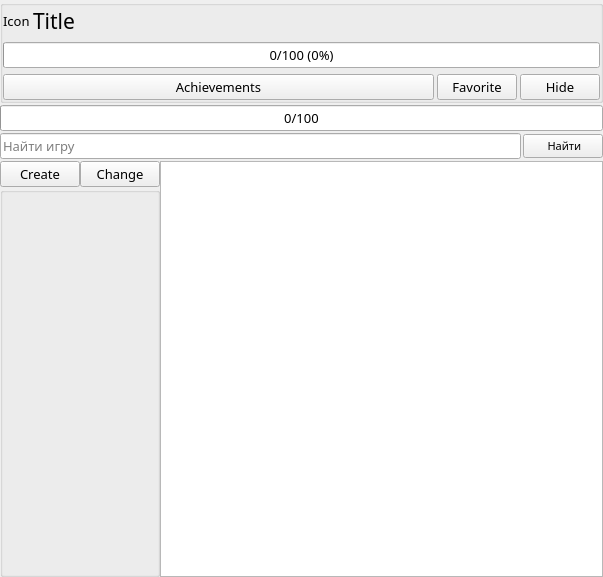
Old version of the form AraSteamManager/subform/formgames.ui in the repository Arankir/AraSteamManager.
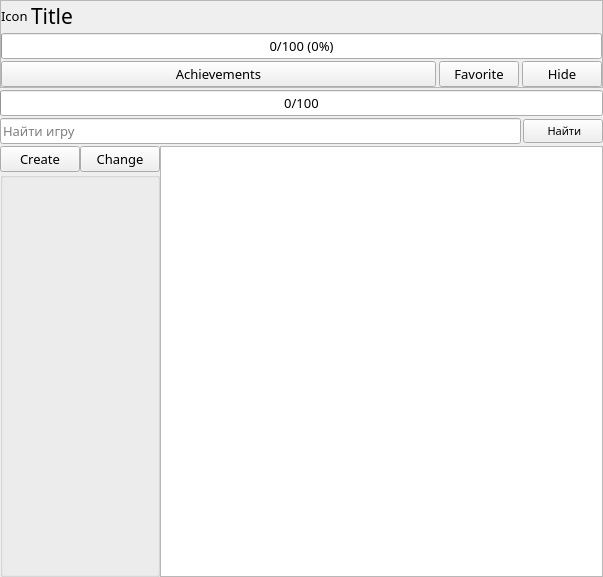
New version of the form.

The edit to the form file:
```diff
--- a/AraSteamManager/subform/formgames.ui
+++ b/AraSteamManager/subform/formgames.ui
@@ -36,8 +36,29 @@
     <number>0</number>
    </property>
    <item>
-    <widget class="QGroupBox" name="GroupBoxGame">
+    <widget class="QScrollArea" name="ScrollAreaGame">
+     <property name="sizePolicy">
+      <sizepolicy hsizetype="Expanding" vsizetype="Minimum">
+       <horstretch>0</horstretch>
+       <verstretch>0</verstretch>
+      </sizepolicy>
+     </property>
+     <property name="widgetResizable">
+      <bool>true</bool>
+     </property>
+     <widget class="QWidget" name="scrollAreaWidgetContents">
+      <property name="geometry">
+       <rect>
+        <x>0</x>
+        <y>0</y>
+        <width>601</width>
+        <height>113</height>
+       </rect>
+      </property>
      <layout class="QVBoxLayout" name="verticalLayout_2">
+       <property name="spacing">
+        <number>2</number>
+       </property>
       <property name="leftMargin">
        <number>0</number>
       </property>
@@ -131,6 +152,7 @@
       </item>
      </layout>
     </widget>
+    </widget>
    </item>
    <item>
     <widget class="QProgressBar" name="ProgressBarLoading">
@@ -209,7 +231,7 @@
        <item>
         <widget class="QGroupBox" name="GroupBoxGroup">
          <property name="sizePolicy">
-          <sizepolicy hsizetype="Preferred" vsizetype="Expanding">
+          <sizepolicy hsizetype="Minimum" vsizetype="Expanding">
            <horstretch>0</horstretch>
            <verstretch>0</verstretch>
           </sizepolicy>
```
Lines whose indentation alone changed are shown as unchanged.
